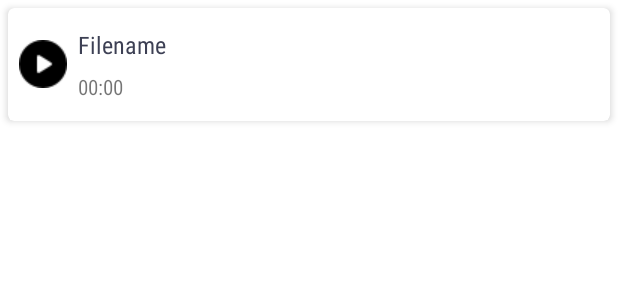
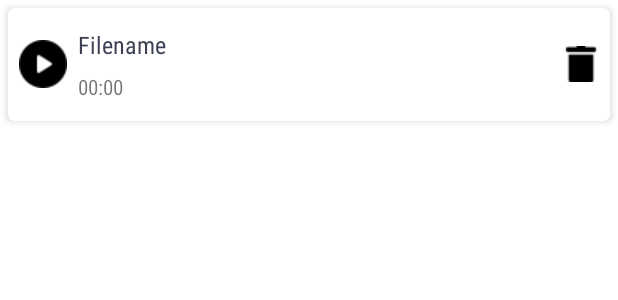
Before and after one commit to Nanu-Bawa07/Voice_Recorder, an Android app: the layout single_list_item.xml on its own in the app's theme, with its tools: preview values and no code run, on a phone screen of 412 x 824 dp. Shown: the top 300 px of the screen. Run offline under Robolectric (Android 15) with nearby library versions, the light colour scheme and no system bars.

Commit message:
Updated Code

```diff
--- a/app/src/main/res/layout/single_list_item.xml
+++ b/app/src/main/res/layout/single_list_item.xml
@@ -54,6 +54,20 @@
 
             </LinearLayout>
 
+            <RelativeLayout
+                android:layout_width="match_parent"
+                android:layout_height="match_parent"
+                android:gravity="center_vertical">
+                <ImageView
+                    android:id="@+id/btn_delete"
+                    android:layout_width="wrap_content"
+                    android:layout_height="wrap_content"
+                    android:src="@drawable/delete_bin"
+                    android:layout_gravity="center_vertical"
+                    android:layout_alignParentEnd="true"
+                    android:layout_marginLeft="7dp"
+                    android:layout_marginRight="7dp"/>
+            </RelativeLayout>
         </LinearLayout>
 
     </androidx.cardview.widget.CardView>
```
Also changed, not shown: app/src/main/java/com/example/voice_recorder/adapters/AudioList_Adapter.java (+14 -3 lines), app/src/main/java/com/example/voice_recorder/fragments/AudioList_Fragment.java (+26 -5 lines).
